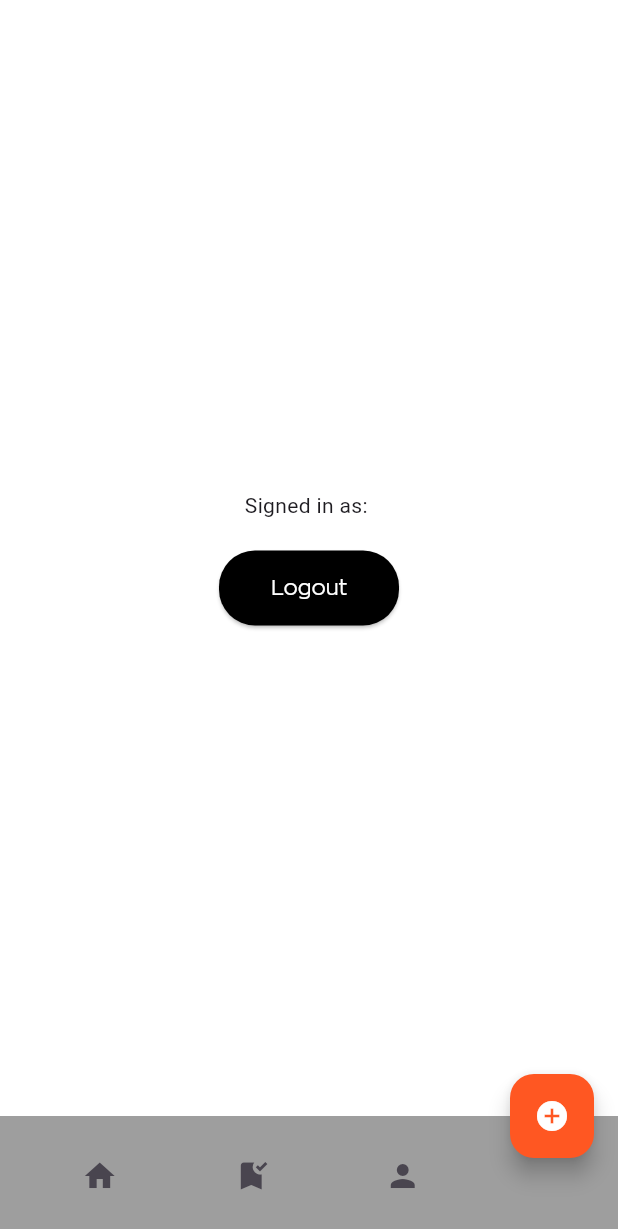
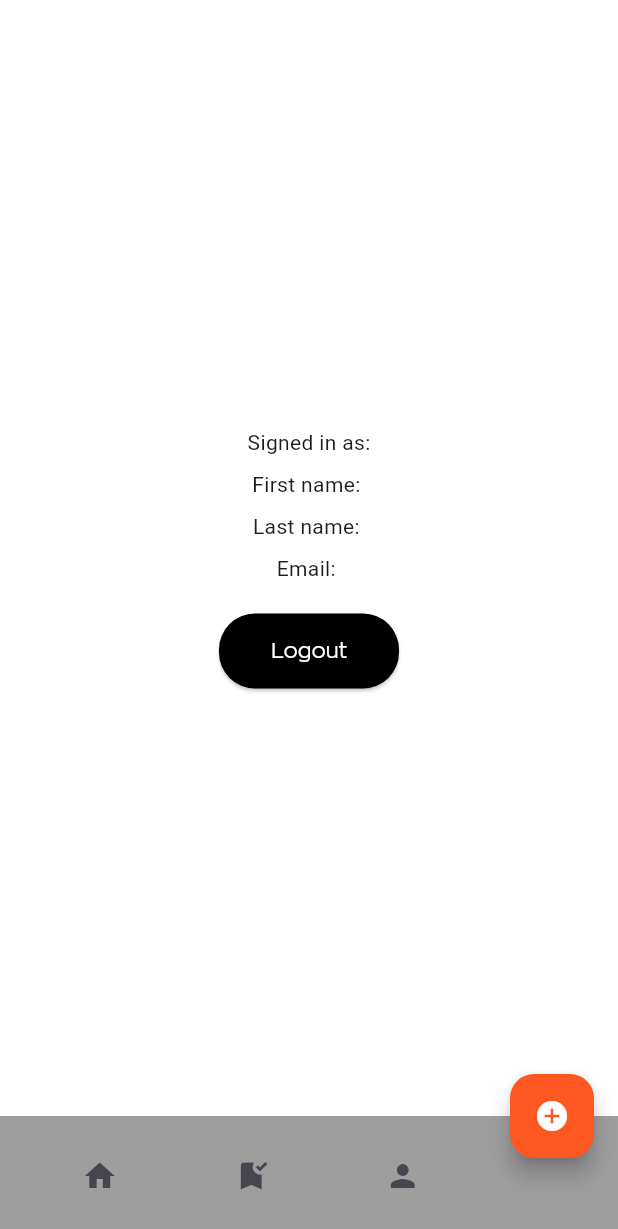
Before and after one commit to KostasPe15/TrashHunter, a Flutter app: the screen it shows once a user with an empty profile is signed in, after a tap on the "bookmark added" icon, after a tap on the "person" icon, on a phone screen of 412 x 824 dp. Shown: the top 1229 px of the screen. Run offline on Flutter 3.47's test engine with Material 3 defaults, Android fonts, the phone set to English and light mode, and no system bars; our stand-ins replace cloud_firestore, firebase_auth, firebase_core, google_maps_flutter; accounts and stored records are empty; generated files the repository leaves out were written again; network calls fail; statements that could not run were skipped.

Commit message:
Users db added

```diff
--- a/trash_hunter/lib/Pages/profile_page.dart
+++ b/trash_hunter/lib/Pages/profile_page.dart
@@ -1,6 +1,7 @@
+import 'package:cloud_firestore/cloud_firestore.dart';
 import 'package:firebase_auth/firebase_auth.dart';
 import 'package:flutter/material.dart';
-
+import 'package:trash_hunter/Pages/login_page.dart';
 import '../Constants/Buttons/primary_button.dart';
 
 class ProfilePage extends StatefulWidget {
@@ -12,6 +13,38 @@ class ProfilePage extends StatefulWidget {
 
 class _ProfilePageState extends State<ProfilePage> {
   final FirebaseAuth auth = FirebaseAuth.instance;
+  final FirebaseFirestore firestore = FirebaseFirestore.instance;
+
+  String? firstName;
+  String? lastName;
+  String? email;
+
+  @override
+  void initState() {
+    super.initState();
+    getUserData();
+  }
+
+  Future<void> getUserData() async {
+    final user = auth.currentUser;
+    if (user == null) return;
+
+    final docSnapshot = await firestore.collection('users').doc(user.uid).get();
+
+    if (docSnapshot.exists) {
+      final data = docSnapshot.data();
+      setState(() {
+        firstName = data?['first_name'];
+        lastName = data?['last_name'];
+        email = user.email;
+      });
+    } else {
+      setState(() {
+        firstName = 'Unknown';
+        email = user.email ?? 'Unknown';
+      });
+    }
+  }
 
   @override
   Widget build(BuildContext context) {
@@ -21,7 +54,13 @@ class _ProfilePageState extends State<ProfilePage> {
         child: Column(
           mainAxisSize: MainAxisSize.min,
           children: [
-            Text("Signed in as: ${auth.currentUser?.email ?? 'Unknown'}"),
+            Text("Signed in as:"),
+            const SizedBox(height: 8),
+            Text("First name: ${firstName}"),
+            const SizedBox(height: 8),
+            Text("Last name: ${lastName}"),
+            const SizedBox(height: 8),
+            Text("Email: ${email}"),
             const SizedBox(height: 20),
             PrimaryButton(
               text: 'Logout',
@@ -29,6 +68,14 @@ class _ProfilePageState extends State<ProfilePage> {
               width: 120,
               onPressed: () async {
                 await auth.signOut();
+                Navigator.pushReplacement(
+                  context,
+                  MaterialPageRoute(
+                    builder: (context) {
+                      return LoginPage();
+                    },
+                  ),
+                );
               },
             ),
           ],
--- a/trash_hunter/pubspec.yaml
+++ b/trash_hunter/pubspec.yaml
@@ -39,6 +39,7 @@ dependencies:
   http: ^1.4.0
   firebase_core: ^3.15.2
   firebase_auth: ^5.7.0
+  cloud_firestore: ^5.6.12
 
 
 dev_dependencies:
```
Also changed, not shown: trash_hunter/lib/Pages/signup_page.dart (+28 -8 lines), trash_hunter/pubspec.lock.
